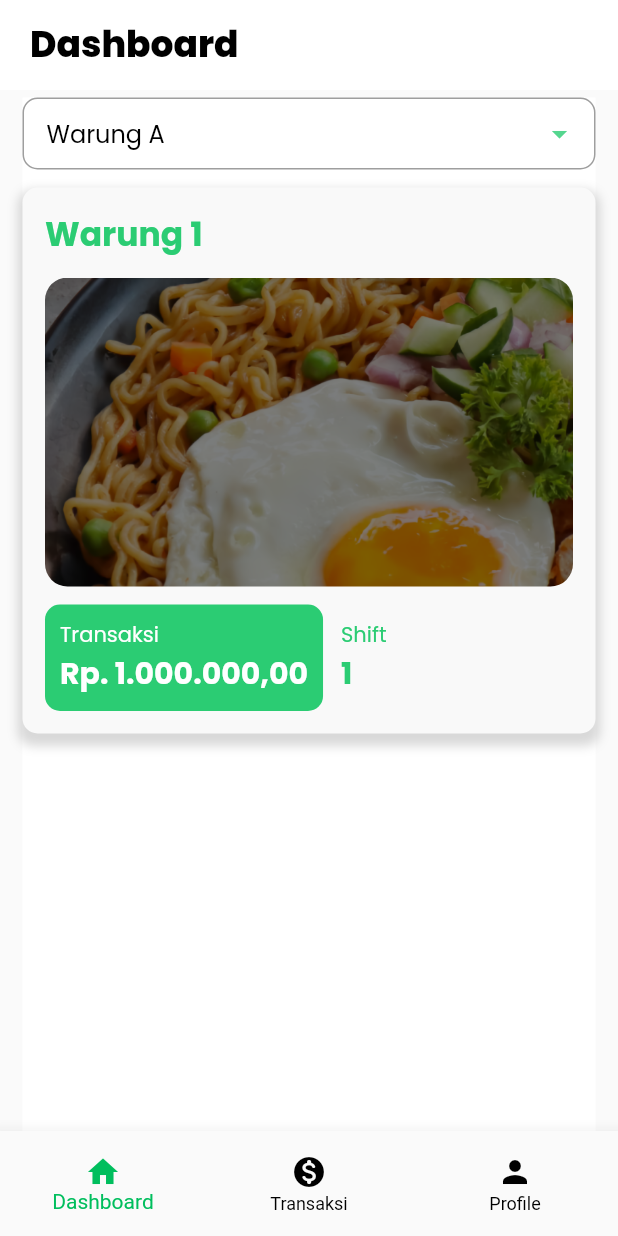
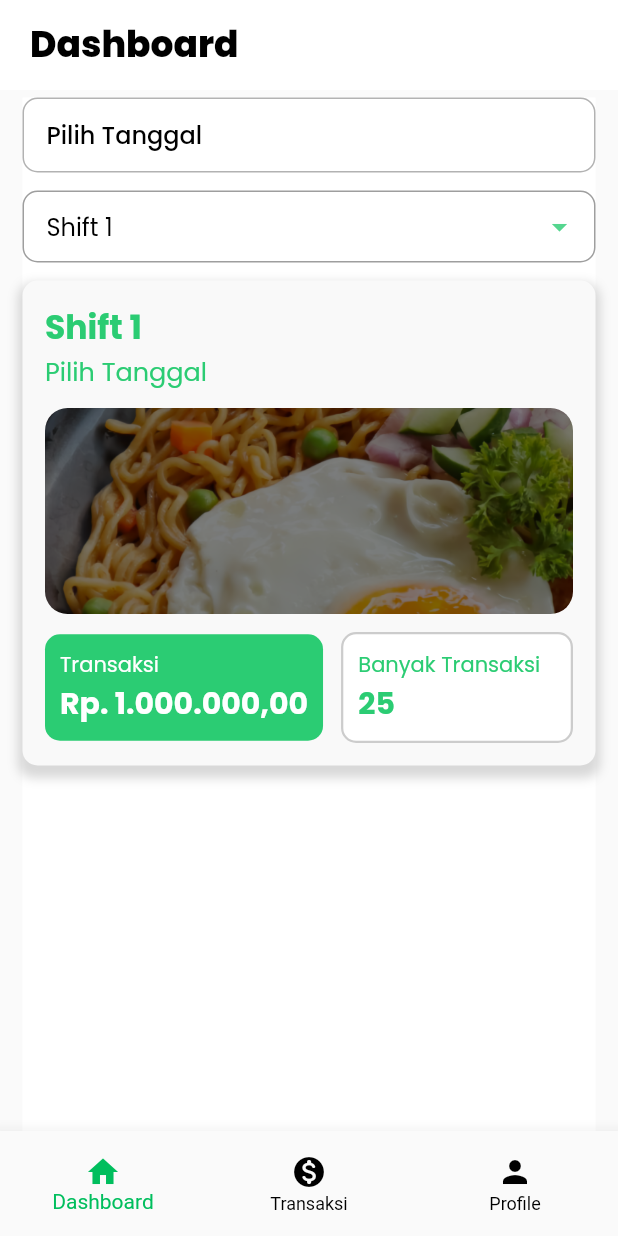
Before and after one commit to PlattenEcho/warmindo-pos, a Flutter app: the MainPage screen opened by its route, on a phone screen of 412 x 824 dp. Run offline on Flutter 3.47's test engine with Material 2 defaults, Android fonts, the phone set to English and light mode, and no system bars; our stand-ins replace flutter_bloc, google_fonts, shared_preferences, supabase_flutter; missing offline and left inert: encrypt; accounts and stored records are empty.

Commit message:
add dashboard date picker and shift picker

```diff
--- a/lib/ui/pages/dashboard_page.dart
+++ b/lib/ui/pages/dashboard_page.dart
@@ -1,6 +1,9 @@
 import 'package:flutter/material.dart';
+import 'package:intl/intl.dart';
 import 'package:warmindo_pos/ui/shared/gaps.dart';
 import 'package:warmindo_pos/ui/shared/theme.dart';
+
+import '../../main.dart';
 
 class DashboardPage extends StatefulWidget {
   const DashboardPage({super.key});
@@ -10,8 +13,11 @@ class DashboardPage extends StatefulWidget {
 }
 
 class _DashboardPageState extends State<DashboardPage> {
-  List<String> warungList = ['Warung A', 'Warung B', 'Warung C'];
-  String selectedWarung = 'Warung A';
+  List<String> warungList = ['Shift 1', 'Shift 2'];
+  String selectedWarung = 'Shift 1';
+  int selectedIndex = 1;
+
+  String selectedDateText = "Pilih Tanggal";
 
   @override
   Widget build(BuildContext context) {
@@ -21,6 +27,42 @@ class _DashboardPageState extends State<DashboardPage> {
         child: Column(
           crossAxisAlignment: CrossAxisAlignment.start,
           children: [
+            ElevatedButton(
+              style: ButtonStyle(
+                elevation: const MaterialStatePropertyAll(0),
+                shape: MaterialStateProperty.all<RoundedRectangleBorder>(
+                    RoundedRectangleBorder(
+                  side: BorderSide(color: kBlackColor.withOpacity(0.3)),
+                  borderRadius: BorderRadius.circular(10.0),
+                )),
+                backgroundColor: MaterialStateProperty.all(kWhiteColor),
+                minimumSize:
+                    const MaterialStatePropertyAll(Size(double.infinity, 50)),
+              ),
+              onPressed: () async {
+                DateTime? pickedDate = await showDatePicker(
+                  context: context,
+                  lastDate: DateTime.now(),
+                  firstDate: DateTime(2023, 12, 1),
+                  initialDate: DateTime.now(),
+                );
+                if (pickedDate == null) return;
+
+                setState(() {
+                  selectedDateText = DateFormat('E, d/M/y').format(pickedDate);
+                });
+              },
+              child: Align(
+                alignment: Alignment.centerLeft,
+                child: Text(
+                  selectedDateText,
+                  style: blackTextStyle.copyWith(fontSize: 16),
+                  textAlign: TextAlign.left,
+                ),
+              ),
+            ),
+            gapH12,
+            //Dropdown Shift
             DropdownButtonFormField<String>(
               focusColor: kGreenColor,
               value: selectedWarung,
@@ -73,16 +115,21 @@ class _DashboardPageState extends State<DashboardPage> {
                 crossAxisAlignment: CrossAxisAlignment.start,
                 children: [
                   Text(
-                    "Warung 1",
+                    selectedWarung,
                     style:
                         greenTextStyle.copyWith(fontWeight: bold, fontSize: 22),
+                  ),
+                  Text(
+                    selectedDateText,
+                    style: greenTextStyle.copyWith(
+                        fontWeight: regular, fontSize: 17),
                   ),
                   gapH12,
                   ClipRRect(
                     borderRadius: BorderRadius.circular(15),
                     child: Image(
                         fit: BoxFit.cover,
-                        height: MediaQuery.of(context).size.height / 4,
+                        height: MediaQuery.of(context).size.height / 6,
                         width: MediaQuery.of(context).size.width,
                         image: AssetImage('assets/bg_start.png')),
                   ),
@@ -112,20 +159,32 @@ class _DashboardPageState extends State<DashboardPage> {
                         ),
                       ),
                       gapW12,
-                      Column(
+                      Expanded(
+                        child: Container(
+                          padding: const EdgeInsets.all(10),
+                          decoration: BoxDecoration(
+                            border: Border.all(
+                                color: kBlackColor.withOpacity(0.2),
+                                width: 1.5),
+                            color: kWhiteColor,
+                            borderRadius: BorderRadius.circular(10),
+                          ),
+                          child: Column(
                             crossAxisAlignment: CrossAxisAlignment.start,
                             children: [
                               Text(
-                            "Shift",
+                                "Banyak Transaksi",
                                 style: greenTextStyle.copyWith(
                                     fontWeight: regular, fontSize: 14),
                               ),
                               Text(
-                            "1",
+                                "25",
                                 style: greenTextStyle.copyWith(
                                     fontWeight: bold, fontSize: 20),
                               )
                             ],
+                          ),
+                        ),
                       ),
                     ],
                   ),
```
Also changed, not shown: lib/services/auth.dart (+50 -0 lines), lib/ui/pages/login_page.dart (+2 -48 lines), pubspec.lock. Lines whose indentation alone changed are shown as unchanged.
